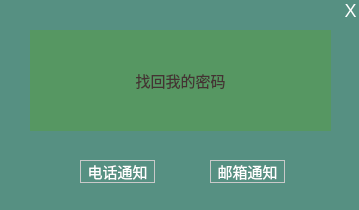
Qt form QBox/forgetpassword.ui (BuleHell/QBox) before a commit.
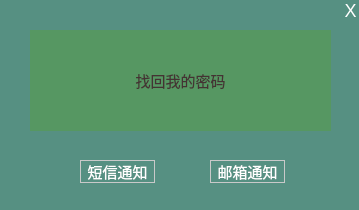
The same form after that commit.

Commit message: 服务器界面基本完成

The edit to the form file:
```diff
--- a/QBox/forgetpassword.ui
+++ b/QBox/forgetpassword.ui
@@ -133,7 +133,7 @@
     </rect>
    </property>
    <property name="text">
-    <string>电话通知</string>
+    <string>短信通知</string>
    </property>
   </widget>
   <widget class="QPushButton" name="btnMail">
```
The commit also changes 6 other files.
